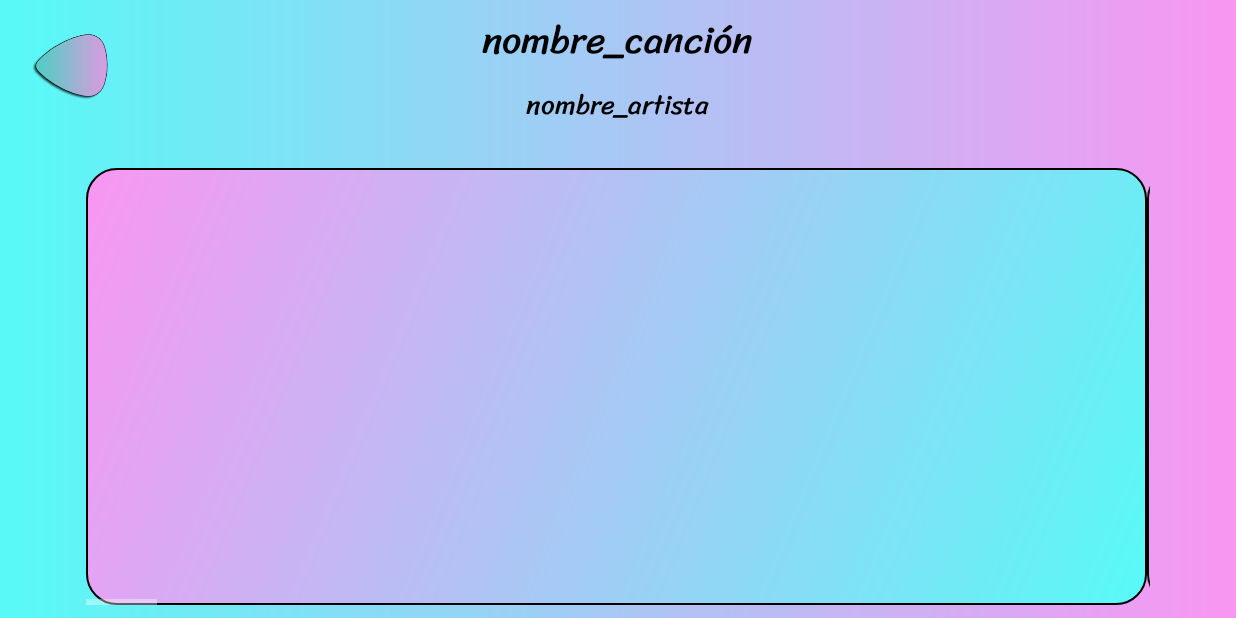
After one commit to JBetancur0/PlayTabs_TFG, an Android app: the detalles_tab_activity screen opened directly, with no data from a screen before it, on a phone screen of 824 x 412 dp (held sideways). The commit adds this screen. Run offline under Robolectric (Android 15) with nearby library versions, the phone set to English and light mode, and no system bars; our stand-ins replace Firebase (no records; nobody signed in at launch, a user with empty details on screens opened directly); Roboto replaces fonts that are not available here; 4 statements that could not run were skipped.

Commit message:
Creación de la primera versión del visualizador de tablaturas (ya puede usarse, queda pulir cosas)

```diff
--- a/app/build.gradle
+++ b/app/build.gradle
@@ -35,6 +35,7 @@ dependencies {
     implementation 'com.google.android.material:material:1.7.0'
     implementation 'androidx.constraintlayout:constraintlayout:2.1.4'
     implementation platform('com.google.firebase:firebase-bom:31.3.0')
+    implementation 'com.google.firebase:firebase-storage'
     implementation 'com.google.firebase:firebase-database-ktx:20.1.0'
     implementation 'com.google.firebase:firebase-database:20.1.0'
     implementation 'com.google.firebase:firebase-auth:21.0.3'
--- a/app/src/main/java/com/juancho_dam/playtabs/clases/Tab.java
+++ b/app/src/main/java/com/juancho_dam/playtabs/clases/Tab.java
@@ -1,6 +1,8 @@
 package com.juancho_dam.playtabs.clases;
 
-public class Tab {
+import java.io.Serializable;
+
+public class Tab implements Serializable {
 
     private String idCancion;
     private String nombreCancion;
--- /dev/null
+++ b/app/src/main/java/com/juancho_dam/playtabs/detalles_tab_activity.java
@@ -0,0 +1,155 @@
+package com.juancho_dam.playtabs;
+
+import androidx.annotation.NonNull;
+import androidx.appcompat.app.AppCompatActivity;
+
+import android.content.Intent;
+import android.os.Bundle;
+import android.util.Log;
+import android.view.View;
+import android.widget.EditText;
+import android.widget.ImageView;
+import android.widget.LinearLayout;
+import android.widget.TextView;
+
+import com.google.android.gms.tasks.OnFailureListener;
+import com.google.android.gms.tasks.OnSuccessListener;
+import com.google.firebase.storage.FirebaseStorage;
+import com.google.firebase.storage.ListResult;
+import com.google.firebase.storage.StorageReference;
+import com.juancho_dam.playtabs.clases.Tab;
+import com.juancho_dam.playtabs.recyclerview.TabViewHolder;
+import com.juancho_dam.playtabs.utilidades.ImagenesFirebase;
+
+import java.util.ArrayList;
+
+public class detalles_tab_activity extends AppCompatActivity {
+
+    private ImageView viewTab1;
+    private ImageView viewTab2;
+    private ImageView viewTab3;
+    private ImageView viewTab4;
+    private ImageView viewTab5;
+    private ImageView viewTab6;
+    private ImageView viewTab7;
+    private ImageView viewTab8;
+    private ImageView viewTab9;
+    private ImageView viewTab10;
+    private ImageView viewTab11;
+    private ImageView viewTab12;
+    private ImageView viewTab13;
+    private ImageView viewTab14;
+    private ImageView viewTab15;
+    private FirebaseStorage storage;
+    private LinearLayout scrollCont;
+    private TextView nombreTab;
+    private TextView nombreArtista;
+    private ImageView btnAtras;
+
+    @Override
+    protected void onCreate(Bundle savedInstanceState) {
+        super.onCreate(savedInstanceState);
+        setContentView(R.layout.activity_detalles_tab);
+
+        viewTab1 = findViewById(R.id.tabView1);
+        viewTab2 = findViewById(R.id.tabView2);
+        viewTab3 = findViewById(R.id.tabView3);
+        viewTab4 = findViewById(R.id.tabView4);
+        viewTab5 = findViewById(R.id.tabView5);
+        viewTab6 = findViewById(R.id.tabView6);
+        viewTab7 = findViewById(R.id.tabView7);
+        viewTab8 = findViewById(R.id.tabView8);
+        viewTab9 = findViewById(R.id.tabView9);
+        viewTab10 = findViewById(R.id.tabView10);
+        viewTab11 = findViewById(R.id.tabView11);
+        viewTab12 = findViewById(R.id.tabView12);
+        viewTab13 = findViewById(R.id.tabView13);
+        viewTab14 = findViewById(R.id.tabView14);
+        viewTab15 = findViewById(R.id.tabView15);
+        scrollCont = findViewById(R.id.scrollContainer);
+        nombreTab = findViewById(R.id.txt_nombreTab);
+        nombreArtista = findViewById(R.id.txt_nombreArtista);
+        btnAtras = findViewById(R.id.btn_backDetails);
+
+        storage = FirebaseStorage.getInstance();
+
+
+        Intent i = getIntent();
+
+        String idTab = "";
+        if (i != null){
+
+            Tab t  = (Tab) i.getSerializableExtra(TabViewHolder.EXTRA_TAB_ITEM);
+            nombreTab.setText(t.getNombreCancion());
+            nombreArtista.setText(t.getArtista());
+            idTab = t.getIdCancion();
+        }
+
+
+        StorageReference listRef = storage.getReference().child("1/");
+
+        String finalIdTab = idTab;
+        listRef.listAll()
+                .addOnSuccessListener(new OnSuccessListener<ListResult>() {
+                    @Override
+                    public void onSuccess(ListResult listResult) {
+                        int numFotos = 0;
+                        ArrayList<ImageView> imagenesTab = new ArrayList<ImageView>();
+
+                        imagenesTab.add(viewTab1);
+                        imagenesTab.add(viewTab2);
+                        imagenesTab.add(viewTab3);
+                        imagenesTab.add(viewTab4);
+                        imagenesTab.add(viewTab5);
+                        imagenesTab.add(viewTab6);
+                        imagenesTab.add(viewTab7);
+                        imagenesTab.add(viewTab8);
+                        imagenesTab.add(viewTab9);
+                        imagenesTab.add(viewTab10);
+                        imagenesTab.add(viewTab11);
+                        imagenesTab.add(viewTab12);
+                        imagenesTab.add(viewTab13);
+                        imagenesTab.add(viewTab14);
+                        imagenesTab.add(viewTab15);
+
+                        for (StorageReference item : listResult.getItems()) {
+                            numFotos++;
+                            // All the items under listRef.
+                        }
+                        String numF = String.valueOf(numFotos);
+                        Log.i("numF", numF);
+
+                        int cont = 1;
+                        for (ImageView i : imagenesTab){
+
+                                if (cont <= numFotos){
+
+                                    ImagenesFirebase.descargarFoto(finalIdTab, String.valueOf(cont), i);
+                                    cont++;
+
+                            }
+                                else{
+
+                                    scrollCont.removeView(i);
+
+                                }
+                        }
+
+                    }
+                })
+                .addOnFailureListener(new OnFailureListener() {
+                    @Override
+                    public void onFailure(@NonNull Exception e) {
+                        // Uh-oh, an error occurred!ç
+                        Log.i("numF", "Error");
+                    }
+                });
+
+    }
+
+
+    public void volverAtras(View view) {
+
+        finish();
+    }
+}
--- /dev/null
+++ b/app/src/main/res/layout/activity_detalles_tab.xml
@@ -0,0 +1,160 @@
+<?xml version="1.0" encoding="utf-8"?>
+<androidx.constraintlayout.widget.ConstraintLayout xmlns:android="http://schemas.android.com/apk/res/android"
+    xmlns:app="http://schemas.android.com/apk/res-auto"
+    xmlns:tools="http://schemas.android.com/tools"
+    android:layout_width="match_parent"
+    android:layout_height="match_parent"
+    android:background="@drawable/gradient_main"
+    tools:context=".detalles_tab_activity">
+
+    <HorizontalScrollView
+        android:layout_width="709dp"
+        android:layout_height="291dp"
+        app:layout_constraintBottom_toBottomOf="parent"
+        app:layout_constraintEnd_toEndOf="parent"
+        app:layout_constraintStart_toStartOf="parent"
+        app:layout_constraintTop_toTopOf="parent"
+        app:layout_constraintVertical_bias="0.927"
+        tools:ignore="SpeakableTextPresentCheck,SpeakableTextPresentCheck">
+
+        <LinearLayout
+            android:id="@+id/scrollContainer"
+            android:layout_width="wrap_content"
+            android:layout_height="match_parent"
+            android:orientation="horizontal">
+
+            <ImageView
+                android:id="@+id/tabView1"
+                android:layout_width="707dp"
+                android:layout_height="match_parent"
+                app:srcCompat="@drawable/button_radius" />
+
+            <ImageView
+                android:id="@+id/tabView2"
+                android:layout_width="707dp"
+                android:layout_height="match_parent"
+                app:srcCompat="@drawable/button_radius" />
+
+            <ImageView
+                android:id="@+id/tabView3"
+                android:layout_width="707dp"
+                android:layout_height="match_parent"
+                app:srcCompat="@drawable/button_radius" />
+
+            <ImageView
+                android:id="@+id/tabView4"
+                android:layout_width="707dp"
+                android:layout_height="match_parent"
+                app:srcCompat="@drawable/button_radius" />
+
+            <ImageView
+                android:id="@+id/tabView5"
+                android:layout_width="707dp"
+                android:layout_height="match_parent"
+                app:srcCompat="@drawable/button_radius" />
+
+            <ImageView
+                android:id="@+id/tabView6"
+                android:layout_width="707dp"
+                android:layout_height="match_parent"
+                app:srcCompat="@drawable/button_radius" />
+
+            <ImageView
+                android:id="@+id/tabView7"
+                android:layout_width="707dp"
+                android:layout_height="match_parent"
+                app:srcCompat="@drawable/button_radius" />
+
+            <ImageView
+                android:id="@+id/tabView8"
+                android:layout_width="707dp"
+                android:layout_height="match_parent"
+                app:srcCompat="@drawable/button_radius" />
+
+            <ImageView
+                android:id="@+id/tabView9"
+                android:layout_width="707dp"
+                android:layout_height="match_parent"
+                app:srcCompat="@drawable/button_radius" />
+
+            <ImageView
+                android:id="@+id/tabView10"
+                android:layout_width="707dp"
+                android:layout_height="match_parent"
+                app:srcCompat="@drawable/button_radius" />
+
+            <ImageView
+                android:id="@+id/tabView11"
+                android:layout_width="707dp"
+                android:layout_height="match_parent"
+                app:srcCompat="@drawable/button_radius" />
+
+            <ImageView
+                android:id="@+id/tabView12"
+                android:layout_width="707dp"
+                android:layout_height="match_parent"
+                app:srcCompat="@drawable/button_radius" />
+
+            <ImageView
+                android:id="@+id/tabView13"
+                android:layout_width="707dp"
+                android:layout_height="match_parent"
+                app:srcCompat="@drawable/button_radius" />
+
+            <ImageView
+                android:id="@+id/tabView14"
+                android:layout_width="707dp"
+                android:layout_height="match_parent"
+                app:srcCompat="@drawable/button_radius" />
+
+            <ImageView
+                android:id="@+id/tabView15"
+                android:layout_width="707dp"
+                android:layout_height="match_parent"
+                app:srcCompat="@drawable/button_radius" />
+        </LinearLayout>
+    </HorizontalScrollView>
+
+    <TextView
+        android:id="@+id/txt_nombreTab"
+        android:layout_width="397dp"
+        android:layout_height="46dp"
+        android:layout_marginTop="4dp"
+        android:fontFamily="@font/sriracha"
+        android:gravity="center"
+        android:text="@string/txt_nombreTab"
+        android:textColor="#000000"
+        android:textSize="25sp"
+        app:layout_constraintEnd_toEndOf="parent"
+        app:layout_constraintHorizontal_bias="0.499"
+        app:layout_constraintStart_toStartOf="parent"
+        app:layout_constraintTop_toTopOf="parent" />
+
+    <TextView
+        android:id="@+id/txt_nombreArtista"
+        android:layout_width="270dp"
+        android:layout_height="30dp"
+        android:layout_marginTop="4dp"
+        android:fontFamily="@font/sriracha"
+        android:gravity="center"
+        android:text="@string/txt_nombreArtista"
+        android:textColor="#000000"
+        android:textSize="18sp"
+        app:layout_constraintEnd_toEndOf="parent"
+        app:layout_constraintHorizontal_bias="0.499"
+        app:layout_constraintStart_toStartOf="parent"
+        app:layout_constraintTop_toBottomOf="@+id/txt_nombreTab" />
+
+    <ImageView
+        android:id="@+id/btn_backDetails"
+        android:layout_width="64dp"
+        android:layout_height="54dp"
+        android:layout_marginStart="16dp"
+        android:layout_marginTop="16dp"
+        android:onClick="volverAtras"
+        android:rotation="90"
+        app:layout_constraintStart_toStartOf="parent"
+        app:layout_constraintTop_toTopOf="parent"
+        app:srcCompat="@drawable/back_pick" />
+
+</androidx.constraintlayout.widget.ConstraintLayout>
--- a/app/src/main/res/layout/activity_main_menu.xml
+++ b/app/src/main/res/layout/activity_main_menu.xml
@@ -67,8 +67,8 @@
 
     <TextView
         android:id="@+id/txt_siguiente_cancion"
-        android:layout_width="249dp"
-        android:layout_height="82dp"
+        android:layout_width="252dp"
+        android:layout_height="91dp"
         android:layout_marginTop="16dp"
         android:fontFamily="@font/sriracha"
         android:gravity="center"
--- a/app/src/main/res/values/strings.xml
+++ b/app/src/main/res/values/strings.xml
@@ -23,4 +23,6 @@
     <string name="rv_tabsh_txtNombreC">Canción:</string>
     <string name="rv_tabsh_txtArtista">Artista:</string>
     <string name="txt_siguiente_cancion">¿Qué canción quieres aprender?</string>
+    <string name="txt_nombreTab">nombre_canción</string>
+    <string name="txt_nombreArtista">nombre_artista</string>
 </resources>
```
Also changed, not shown: app/src/main/AndroidManifest.xml (+12 -0 lines), app/src/main/java/com/juancho_dam/playtabs/main_menu_activity.java (+9 -3 lines), app/src/main/java/com/juancho_dam/playtabs/recyclerview/TabViewHolder.java (+14 -0 lines), app/src/main/java/com/juancho_dam/playtabs/utilidades/ImagenesBlobBitmap.java (added, +124 -0 lines), app/src/main/java/com/juancho_dam/playtabs/utilidades/ImagenesFirebase.java (added, +106 -0 lines), app/src/main/res/drawable-v24/tab_placeholder.png (added), app/src/main/res/drawable-v24/text.jpg (added).
